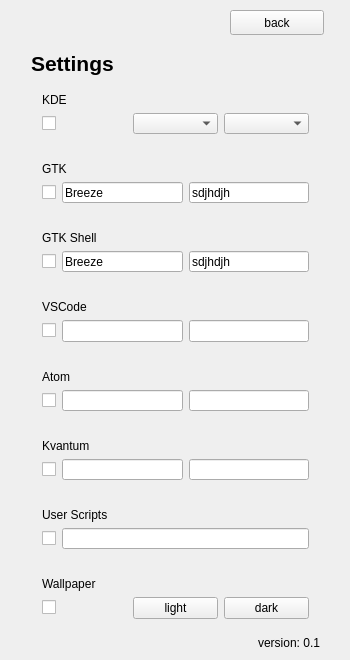
The window that src/ui/settings.ui (Jugran/Yin-Yang) describes before a commit, drawn with Qt 5.
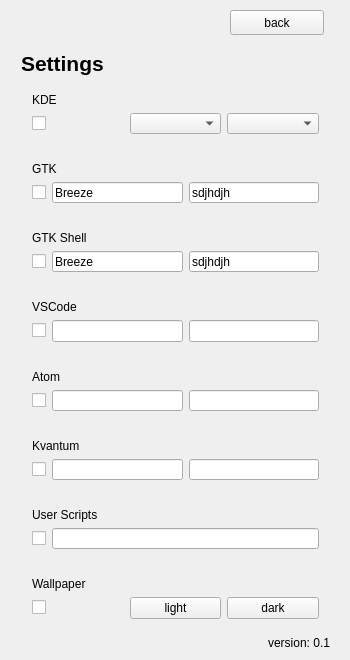
The same window after the commit. Icons and pictures are not drawn.

Commit message: added ui for suntime follow

Patch:
```diff
--- a/src/ui/settings.ui
+++ b/src/ui/settings.ui
@@ -48,9 +48,9 @@
    <widget class="QWidget" name="verticalLayoutWidget">
     <property name="geometry">
      <rect>
-      <x>20</x>
+      <x>10</x>
       <y>40</y>
-      <width>311</width>
+      <width>331</width>
       <height>621</height>
      </rect>
     </property>
```
The commit also changes 5 other files.
